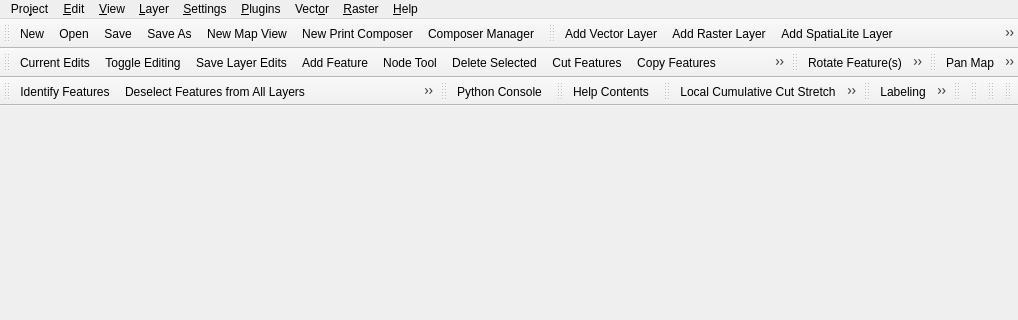
Above: src/ui/qgisapp.ui from qgis/QGIS before the change; both pictures show x 0 to 1018 and y 0 to 320 of the 1018 by 506 pixel window. Below: the same form after it.
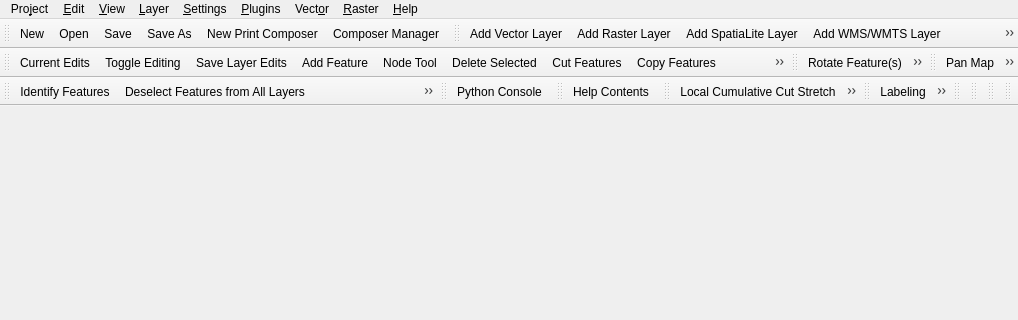
That is the form after the change. Icons and pictures are not drawn.

Commit message: Move "new view" action alongside other view tools in toolbar

What changed in the file:
```diff
--- a/src/ui/qgisapp.ui
+++ b/src/ui/qgisapp.ui
@@ -334,7 +334,6 @@
    <addaction name="mActionOpenProject"/>
    <addaction name="mActionSaveProject"/>
    <addaction name="mActionSaveProjectAs"/>
-   <addaction name="mActionNewMapCanvas"/>
    <addaction name="mActionNewPrintComposer"/>
    <addaction name="mActionShowComposerManager"/>
   </widget>
```
Left out of the diff: 1 changed line with no effect on the pictures.
